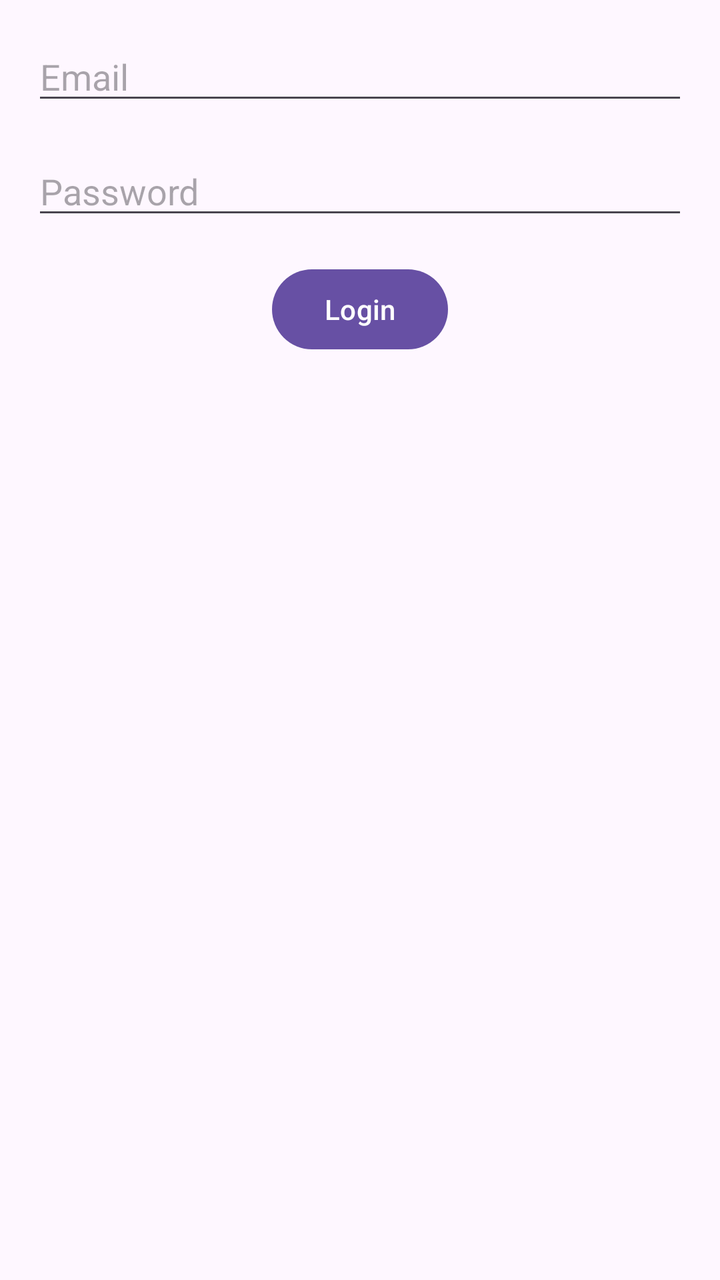
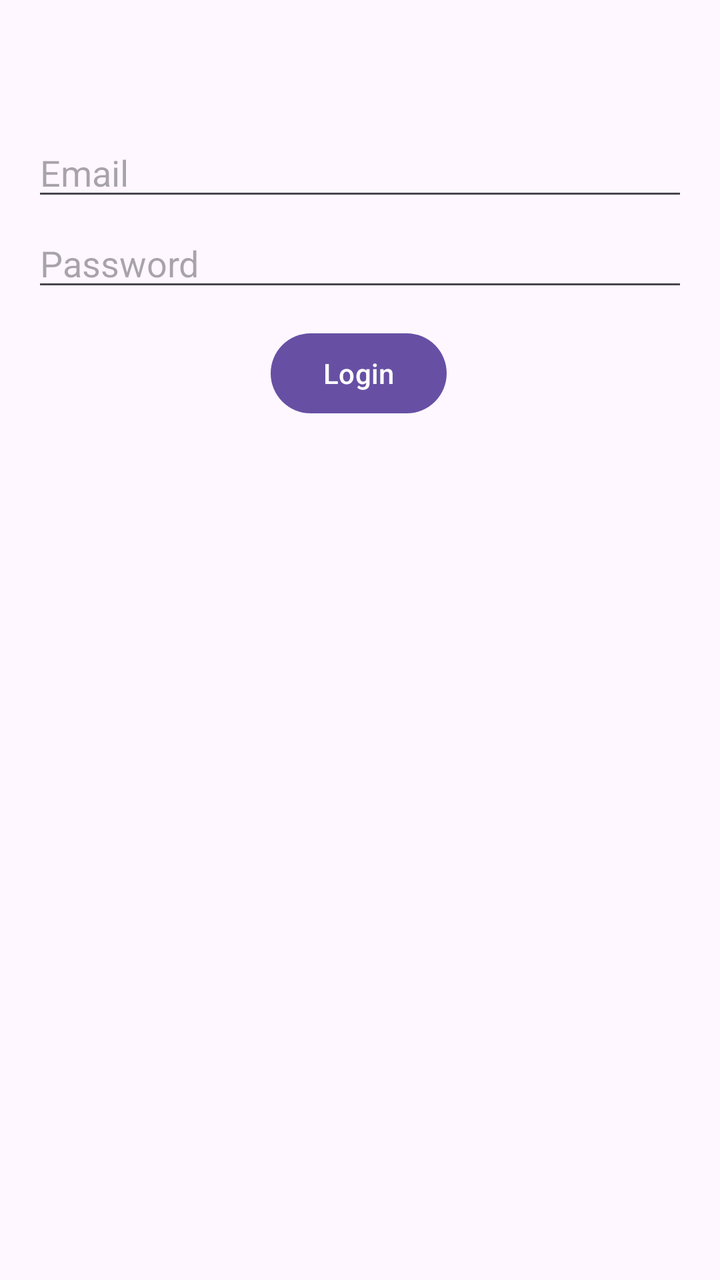

The first picture is an Android layout as it rendered before a commit; the second is the same layout after the commit. The layout source and the unified diff follow.
<!-- AndroidManifest.xml: application theme Theme.API_and_Voley -->
<!-- res/layout/activity_main.xml -->
<?xml version="1.0" encoding="utf-8"?>
<androidx.constraintlayout.widget.ConstraintLayout xmlns:android="http://schemas.android.com/apk/res/android"
    xmlns:app="http://schemas.android.com/apk/res-auto"
    xmlns:tools="http://schemas.android.com/tools"
    android:id="@+id/main"
    android:layout_width="match_parent"
    android:layout_height="match_parent"
    tools:context=".MainActivity">

    <EditText
        android:id="@+id/username"
        android:layout_width="0dp"
        android:layout_height="wrap_content"
        android:layout_marginStart="16dp"
        android:layout_marginTop="16dp"
        android:layout_marginEnd="16dp"
        android:hint="@string/email"
        app:layout_constraintEnd_toEndOf="parent"
        app:layout_constraintHorizontal_bias="0.5"
        app:layout_constraintStart_toStartOf="parent"
        app:layout_constraintTop_toTopOf="parent" />

    <EditText
        android:id="@+id/password"
        android:layout_width="0dp"
        android:layout_height="wrap_content"
        android:layout_marginStart="16dp"
        android:layout_marginTop="16dp"
        android:layout_marginEnd="16dp"
        android:hint="@string/password"
        android:inputType="textPassword"
        app:layout_constraintEnd_toEndOf="parent"
        app:layout_constraintHorizontal_bias="0.5"
        app:layout_constraintStart_toStartOf="parent"
        app:layout_constraintTop_toBottomOf="@id/username" />

    <Button
        android:id="@+id/login"
        android:layout_width="wrap_content"
        android:layout_height="wrap_content"
        android:layout_marginTop="16dp"
        android:text="@string/login"
        app:layout_constraintEnd_toEndOf="parent"
        app:layout_constraintHorizontal_bias="0.5"
        app:layout_constraintStart_toStartOf="parent"
        app:layout_constraintTop_toBottomOf="@id/password" />


</androidx.constraintlayout.widget.ConstraintLayout>
<!-- resources referenced by this layout -->
<resources>
  <string name="email">Email</string>
  <string name="login">Login</string>
  <string name="password">Password</string>
  <style name="Theme.API_and_Voley" parent="Base.Theme.API_and_Voley" />
  <style name="Base.Theme.API_and_Voley" parent="Theme.Material3.DayNight.NoActionBar">
          
          
      </style>
</resources>

<!-- the commit's change to res/layout/activity_main.xml (unified diff, before → after) -->
@@ -7,43 +7,43 @@
     android:layout_height="match_parent"
     tools:context=".MainActivity">
 
-    <EditText
-        android:id="@+id/username"
-        android:layout_width="0dp"
+    <Button
+        android:id="@+id/login"
+        android:layout_width="wrap_content"
         android:layout_height="wrap_content"
-        android:layout_marginStart="16dp"
-        android:layout_marginTop="16dp"
-        android:layout_marginEnd="16dp"
-        android:hint="@string/email"
+        android:layout_marginTop="12dp"
+        android:text="@string/login"
         app:layout_constraintEnd_toEndOf="parent"
-        app:layout_constraintHorizontal_bias="0.5"
+        app:layout_constraintHorizontal_bias="0.498"
         app:layout_constraintStart_toStartOf="parent"
-        app:layout_constraintTop_toTopOf="parent" />
+        app:layout_constraintTop_toBottomOf="@id/password" />
 
     <EditText
         android:id="@+id/password"
         android:layout_width="0dp"
         android:layout_height="wrap_content"
         android:layout_marginStart="16dp"
-        android:layout_marginTop="16dp"
+        android:layout_marginTop="4dp"
         android:layout_marginEnd="16dp"
         android:hint="@string/password"
         android:inputType="textPassword"
         app:layout_constraintEnd_toEndOf="parent"
-        app:layout_constraintHorizontal_bias="0.5"
+        app:layout_constraintHorizontal_bias="0.0"
         app:layout_constraintStart_toStartOf="parent"
         app:layout_constraintTop_toBottomOf="@id/username" />
 
-    <Button
-        android:id="@+id/login"
-        android:layout_width="wrap_content"
+    <EditText
+        android:id="@+id/username"
+        android:layout_width="0dp"
         android:layout_height="wrap_content"
-        android:layout_marginTop="16dp"
-        android:text="@string/login"
+        android:layout_marginStart="16dp"
+        android:layout_marginTop="64dp"
+        android:layout_marginEnd="16dp"
+        android:hint="@string/email"
         app:layout_constraintEnd_toEndOf="parent"
-        app:layout_constraintHorizontal_bias="0.5"
+        app:layout_constraintHorizontal_bias="0.0"
         app:layout_constraintStart_toStartOf="parent"
-        app:layout_constraintTop_toBottomOf="@id/password" />
+        app:layout_constraintTop_toTopOf="parent" />
 
 
 </androidx.constraintlayout.widget.ConstraintLayout>
